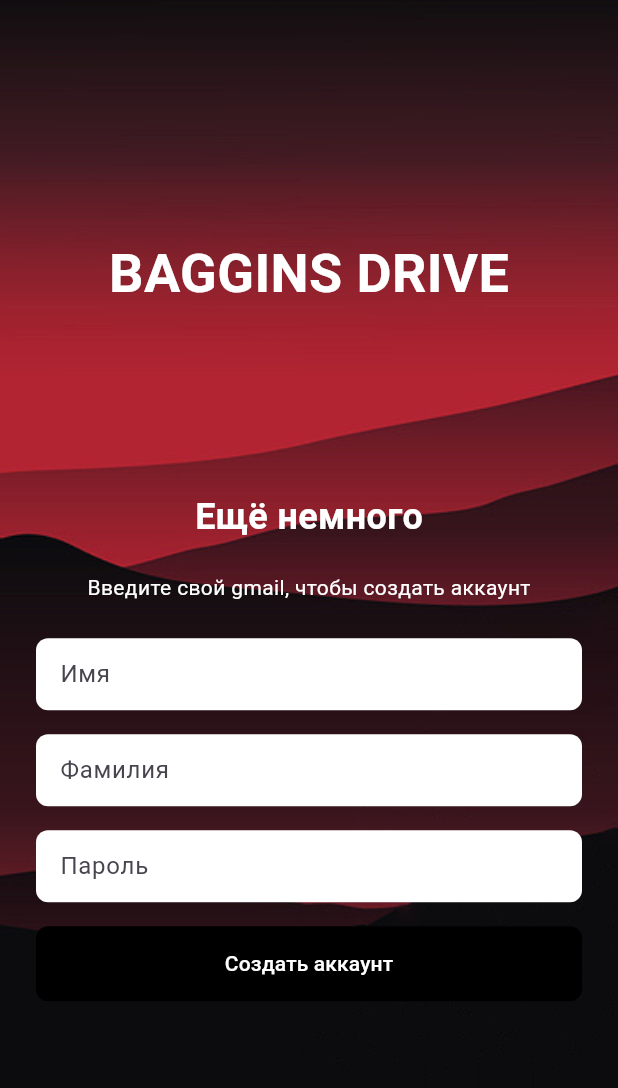
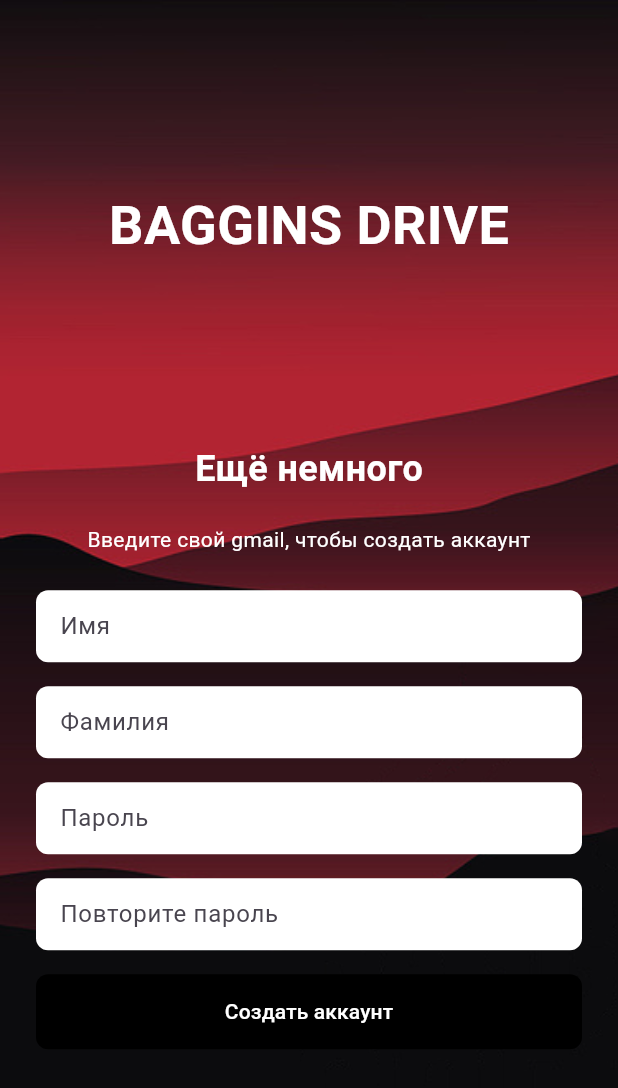
Before and after one commit to kostiausolicev/hackathon_baggins_mobile, a Flutter app: the screen it shows after launch, swiped to page 2, on a phone screen of 412 x 824 dp. Shown: the top 1088 px of the screen. Run offline on Flutter 3.47's test engine with Material 3 defaults, Android fonts, the phone set to English and light mode, and no system bars; our stand-ins replace flutter_svg; missing offline and left inert: dart:js.

```diff
--- a/lib/SignUpAccSecond.dart
+++ b/lib/SignUpAccSecond.dart
@@ -1,24 +1,34 @@
+import 'dart:js';
+
 import 'package:flutter/material.dart';
+import 'package:flutter_app/dto/user/CreateUserDto.dart';
+import 'package:flutter_app/static/UserClass.dart';
 
+import 'http/UserClient.dart';
 
 class SignUpAccSecond extends StatelessWidget {
   final PageController pageController;
+  final TextEditingController _firstNameController = TextEditingController();
+  final TextEditingController _lastNameController = TextEditingController();
+  final TextEditingController _passwordController = TextEditingController();
+  final TextEditingController _repeatPasswordController =
+      TextEditingController();
 
-  SignUpAccSecond({required this.pageController});
+  SignUpAccSecond({super.key, required this.pageController});
+
 
   @override
   Widget build(BuildContext context) {
     return Scaffold(
-      body:
-      Stack(
-        children: [
+      body: Stack(children: [
         Container(
           color: Colors.black,
         ),
         Container(
-        decoration: BoxDecoration(
+          decoration: const BoxDecoration(
             image: DecorationImage(
-            image: AssetImage('assets/images/background 2.png'), // путь к вашему изображению
+              image: AssetImage('assets/images/background 2.png'),
+              // путь к вашему изображению
               fit: BoxFit.fitWidth,
             ),
           ),
@@ -31,81 +41,126 @@ class SignUpAccSecond extends StatelessWidget {
               mainAxisAlignment: MainAxisAlignment.center,
               crossAxisAlignment: CrossAxisAlignment.center,
               children: [
-                Text(
+                const Text(
                   'BAGGINS DRIVE',
-                  style: TextStyle(fontSize: 36, fontWeight: FontWeight.bold, color: Colors.white),
+                  style: TextStyle(
+                      fontSize: 36,
+                      fontWeight: FontWeight.bold,
+                      color: Colors.white),
                 ),
-                SizedBox(height: 120),
-                Text(
+                const SizedBox(height: 120),
+                const Text(
                   'Ещё немного',
-                  style: TextStyle(fontSize: 24, fontWeight: FontWeight.w600, color: Colors.white),
+                  style: TextStyle(
+                      fontSize: 24,
+                      fontWeight: FontWeight.w600,
+                      color: Colors.white),
                 ),
-                SizedBox(height: 20),
-                Text(
+                const SizedBox(height: 20),
+                const Text(
                   'Введите свой gmail, чтобы создать аккаунт',
-                  style: TextStyle(fontSize: 14, fontWeight: FontWeight.normal, color: Colors.white),
+                  style: TextStyle(
+                      fontSize: 14,
+                      fontWeight: FontWeight.normal,
+                      color: Colors.white),
                 ),
-                SizedBox(height: 24),
+                const SizedBox(height: 24),
                 Container(
                   width: MediaQuery.of(context).size.width - 48,
                   decoration: BoxDecoration(
                     color: Colors.white,
                     borderRadius: BorderRadius.circular(8.0),
                   ),
-                  padding: EdgeInsets.symmetric(horizontal: 16.0),
+                  padding: const EdgeInsets.symmetric(horizontal: 16.0),
                   child: TextField(
-                    decoration: InputDecoration(
+                    controller: _firstNameController,
+                    decoration: const InputDecoration(
                       border: InputBorder.none,
                       hintText: 'Имя',
                     ),
                   ),
                 ),
-                SizedBox(height: 16),
+                const SizedBox(height: 16),
                 Container(
                   width: MediaQuery.of(context).size.width - 48,
                   decoration: BoxDecoration(
                     color: Colors.white,
                     borderRadius: BorderRadius.circular(8.0),
                   ),
-                  padding: EdgeInsets.symmetric(horizontal: 16.0),
+                  padding: const EdgeInsets.symmetric(horizontal: 16.0),
                   child: TextField(
-                    decoration: InputDecoration(
+                    controller: _lastNameController,
+                    decoration: const InputDecoration(
                       border: InputBorder.none,
                       hintText: 'Фамилия',
                     ),
                   ),
                 ),
-                SizedBox(height: 16),
+                const SizedBox(height: 16),
                 Container(
                   width: MediaQuery.of(context).size.width - 48,
                   decoration: BoxDecoration(
                     color: Colors.white,
                     borderRadius: BorderRadius.circular(8.0),
                   ),
-                  padding: EdgeInsets.symmetric(horizontal: 16.0),
+                  padding: const EdgeInsets.symmetric(horizontal: 16.0),
                   child: TextField(
-                    decoration: InputDecoration(
+                    controller: _passwordController,
+                    obscureText: true,
+                    decoration: const InputDecoration(
                       border: InputBorder.none,
                       hintText: 'Пароль',
                     ),
                   ),
                 ),
-                SizedBox(height: 16),
+                const SizedBox(height: 16),
+                Container(
+                  width: MediaQuery.of(context).size.width - 48,
+                  decoration: BoxDecoration(
+                    color: Colors.white,
+                    borderRadius: BorderRadius.circular(8.0),
+                  ),
+                  padding: const EdgeInsets.symmetric(horizontal: 16.0),
+                  child: TextField(
+                    controller: _repeatPasswordController,
+                    obscureText: true,
+                    decoration: const InputDecoration(
+                      border: InputBorder.none,
+                      hintText: 'Повторите пароль',
+                    ),
+                  ),
+                ),
+                const SizedBox(height: 16),
                 SizedBox(
                   width: MediaQuery.of(context).size.width - 48,
                   child: TextButton(
-                    onPressed: () {
+                    onPressed: () async {
+                      if (_firstNameController.text.isNotEmpty &&
+                          _lastNameController.text.isNotEmpty &&
+                          _passwordController.text.isNotEmpty &&
+                          _repeatPasswordController.text.isNotEmpty) {
+                        final createUserDto = CreateUserDto(
+                            email: UserClass.email,
+                            firstName: _firstNameController.text,
+                            lastName: _lastNameController.text,
+                            password: _passwordController.text,
+                            repeatPassword: _repeatPasswordController.text);
+                        try {
+                          await register(createUserDto);
+                        } catch (ex) {}
+                      }
+
                       //Navigator.push(context, MaterialPageRoute(builder: (context) => LoginAccFirst()),);
                     },
-                    child: Text('Создать аккаунт'),
                     style: ElevatedButton.styleFrom(
                       backgroundColor: Colors.black,
                       foregroundColor: Colors.white,
                       shape: RoundedRectangleBorder(
                         borderRadius: BorderRadius.circular(8.0),
                       ),
-                      padding: EdgeInsets.symmetric(vertical: 15.0),
+                      padding: const EdgeInsets.symmetric(vertical: 15.0),
                     ),
+                    child: const Text('Создать аккаунт'),
                   ),
                 ),
               ],
--- /dev/null
+++ b/lib/static/UserClass.dart
@@ -0,0 +1,3 @@
+class UserClass {
+  static String email = "";
+}
```
Also changed, not shown: lib/SignUpAccFirst.dart (+65 -30 lines). Lines whose indentation alone changed are shown as unchanged.
